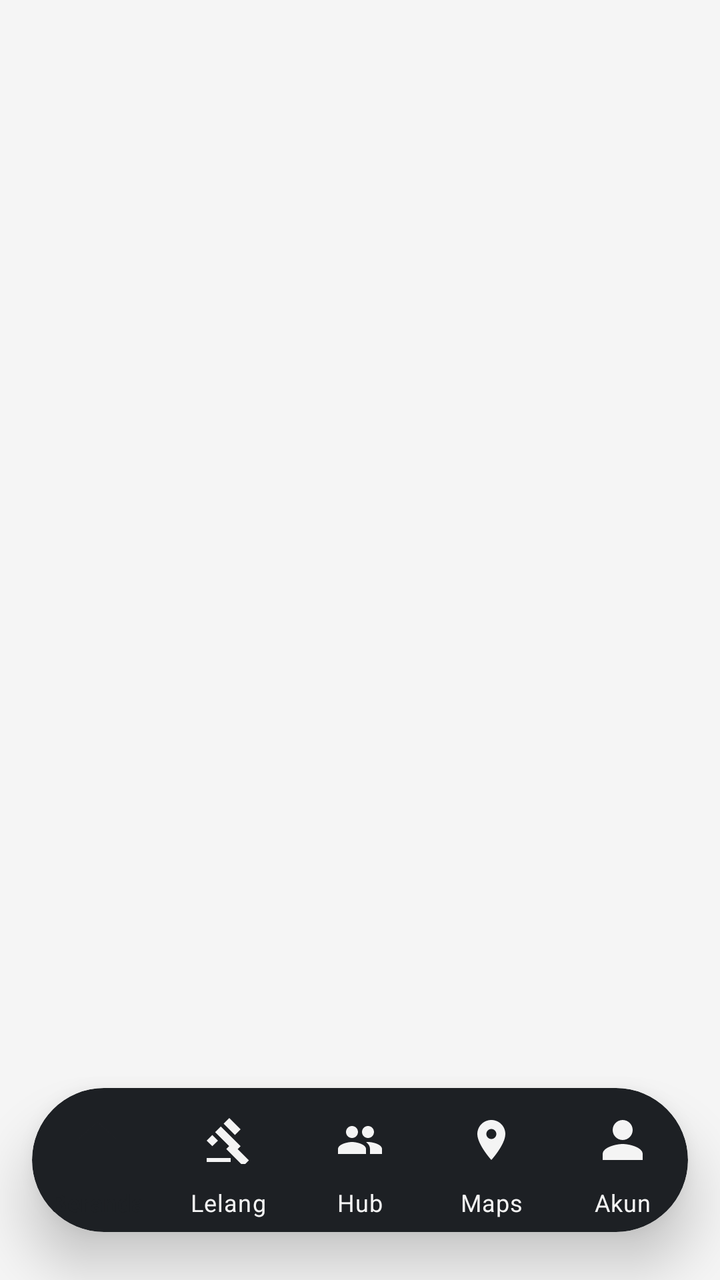
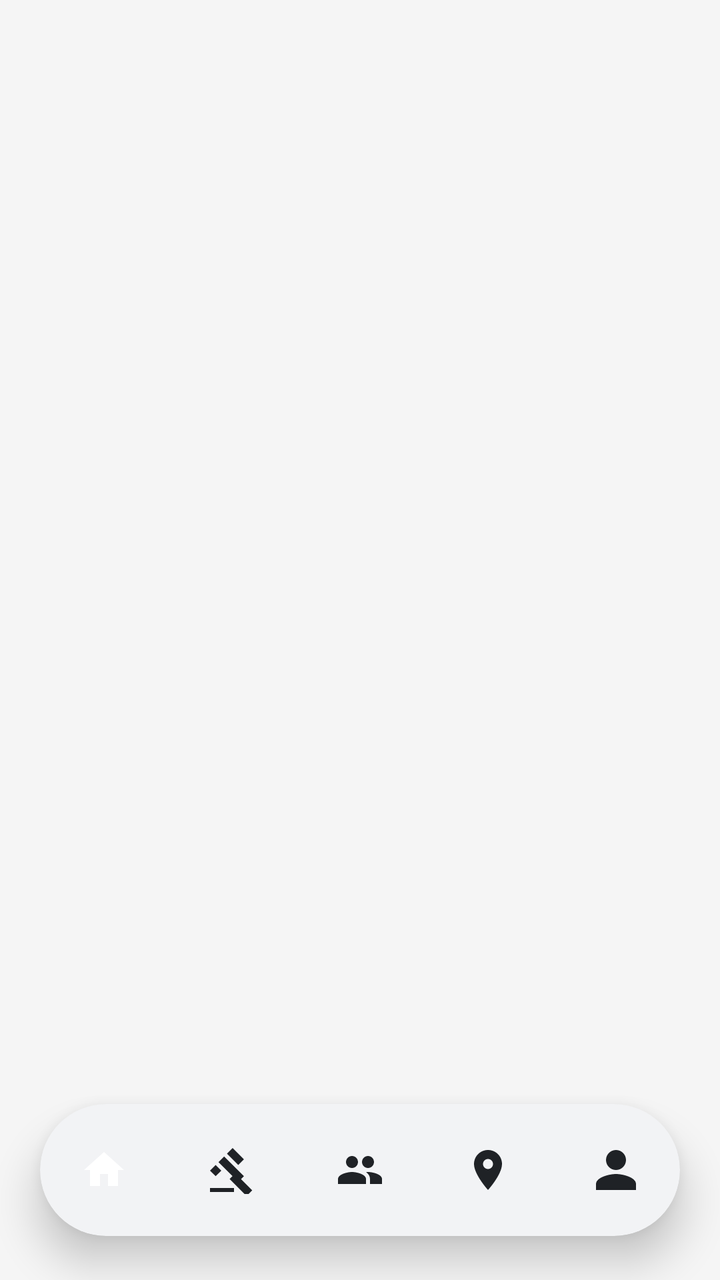

An Android layout rendered at two revisions. The XML below is the earlier revision; the diff shows what the commit changed to produce the second picture.
<!-- AndroidManifest.xml: application theme Theme.GuppyMarketIDN -->
<!-- res/layout/activity_main.xml -->
<?xml version="1.0" encoding="utf-8"?>
<RelativeLayout
    xmlns:android="http://schemas.android.com/apk/res/android"
    xmlns:app="http://schemas.android.com/apk/res-auto"
    xmlns:tools="http://schemas.android.com/tools"
    android:id="@+id/main"
    android:layout_width="match_parent"
    android:layout_height="match_parent"
    android:background="#F5F5F5"
    tools:context=".MainActivity">

    
    <FrameLayout
        android:id="@+id/navhost"
        android:layout_width="match_parent"
        android:layout_height="match_parent" />

    
    <com.google.android.material.card.MaterialCardView
        android:id="@+id/cardBottomNav"
        android:layout_width="match_parent"
        android:layout_height="72dp"
        android:layout_alignParentBottom="true"
        android:layout_centerHorizontal="true"
        android:layout_marginHorizontal="16dp"
        android:layout_marginBottom="24dp"
        app:cardCornerRadius="36dp"
        app:cardElevation="16dp"
        app:cardBackgroundColor="#1D2024"
        app:strokeWidth="0dp">

        <com.google.android.material.bottomnavigation.BottomNavigationView
            android:id="@+id/nav_view"
            style="@style/Widget.MaterialComponents.BottomNavigationView"
            android:layout_width="match_parent"
            android:layout_height="match_parent"
            android:background="@android:color/transparent"
            app:elevation="0dp"
            app:menu="@menu/menu"
            app:itemIconSize="24dp"
            app:itemIconTint="@color/bottom_nav_color_liquid"
            app:itemTextColor="@color/bottom_nav_color_liquid"
            app:itemRippleColor="@color/guppy_primary_light"
            app:itemPaddingTop="14dp"
            app:itemPaddingBottom="10dp"
            app:itemIconPadding="4dp"
            app:labelVisibilityMode="labeled"
            app:itemActiveIndicatorStyle="@style/App.Custom.Indicator"/>

    </com.google.android.material.card.MaterialCardView>

</RelativeLayout>
<!-- resources referenced by this layout -->
<resources>
  <color name="guppy_primary_light">#E0F2F1</color>
  <style name="App.Custom.Indicator" parent="Widget.Material3.BottomNavigationView.ActiveIndicator">
          <item name="android:color">#F4F4F4</item>
          
          <item name="android:layout_width">60dp</item>
          <item name="android:layout_height">60dp</item>
      </style>
  <style name="Theme.GuppyMarketIDN" parent="Base.Theme.GuppyMarketIDN" />
  <style name="Base.Theme.GuppyMarketIDN" parent="Theme.Material3.Light.NoActionBar">
          <item name="colorPrimary">@color/guppy_primary</item>
          <item name="colorOnPrimary">@color/white</item>
          <item name="android:textColorPrimary">@color/guppy_text_black</item>
          <item name="android:textColorSecondary">@color/guppy_text_gray</item>
          <item name="android:windowBackground">@color/guppy_background</item>
      </style>
  <color name="guppy_primary">#00897B</color>
  <color name="white">#FFFFFFFF</color>
  <color name="guppy_text_black">#1C1C1C</color>
  <color name="guppy_text_gray">#757575</color>
  <color name="guppy_background">#F8F9FA</color>
</resources>

<!-- the commit's change to res/layout/activity_main.xml (unified diff, before → after) -->
@@ -19,14 +19,14 @@
     <com.google.android.material.card.MaterialCardView
         android:id="@+id/cardBottomNav"
         android:layout_width="match_parent"
-        android:layout_height="72dp"
+        android:layout_height="66dp"
         android:layout_alignParentBottom="true"
         android:layout_centerHorizontal="true"
-        android:layout_marginHorizontal="16dp"
-        android:layout_marginBottom="24dp"
-        app:cardCornerRadius="36dp"
-        app:cardElevation="16dp"
-        app:cardBackgroundColor="#1D2024"
+        android:layout_marginHorizontal="20dp"
+        android:layout_marginBottom="22dp"
+        app:cardCornerRadius="33dp"
+        app:cardElevation="12dp"
+        app:cardBackgroundColor="#F2F3F5"
         app:strokeWidth="0dp">
 
         <com.google.android.material.bottomnavigation.BottomNavigationView
@@ -38,14 +38,10 @@
             app:elevation="0dp"
             app:menu="@menu/menu"
             app:itemIconSize="24dp"
-            app:itemIconTint="@color/bottom_nav_color_liquid"
-            app:itemTextColor="@color/bottom_nav_color_liquid"
+            app:itemIconTint="@color/bottom_nav_color_circle"
             app:itemRippleColor="@color/guppy_primary_light"
-            app:itemPaddingTop="14dp"
-            app:itemPaddingBottom="10dp"
-            app:itemIconPadding="4dp"
-            app:labelVisibilityMode="labeled"
-            app:itemActiveIndicatorStyle="@style/App.Custom.Indicator"/>
+            app:labelVisibilityMode="unlabeled"
+            app:itemActiveIndicatorStyle="@style/App.CircleNav.Indicator"/>
 
     </com.google.android.material.card.MaterialCardView>
 
<!-- resource entries referenced after the edit -->
@@ -1,11 +1,11 @@
 <!-- resources referenced by this layout -->
 <resources>
   <color name="guppy_primary_light">#E0F2F1</color>
-  <style name="App.Custom.Indicator" parent="Widget.Material3.BottomNavigationView.ActiveIndicator">
-          <item name="android:color">#F4F4F4</item>
-          
-          <item name="android:layout_width">60dp</item>
-          <item name="android:layout_height">60dp</item>
+  <style name="App.CircleNav.Indicator" parent="Widget.Material3.BottomNavigationView.ActiveIndicator">
+          <item name="android:color">#121417</item>
+          <item name="android:layout_width">50dp</item>
+          <item name="android:layout_height">50dp</item>
+          <item name="cornerSize">50%</item>
       </style>
   <style name="Theme.GuppyMarketIDN" parent="Base.Theme.GuppyMarketIDN" />
   <style name="Base.Theme.GuppyMarketIDN" parent="Theme.Material3.Light.NoActionBar">
